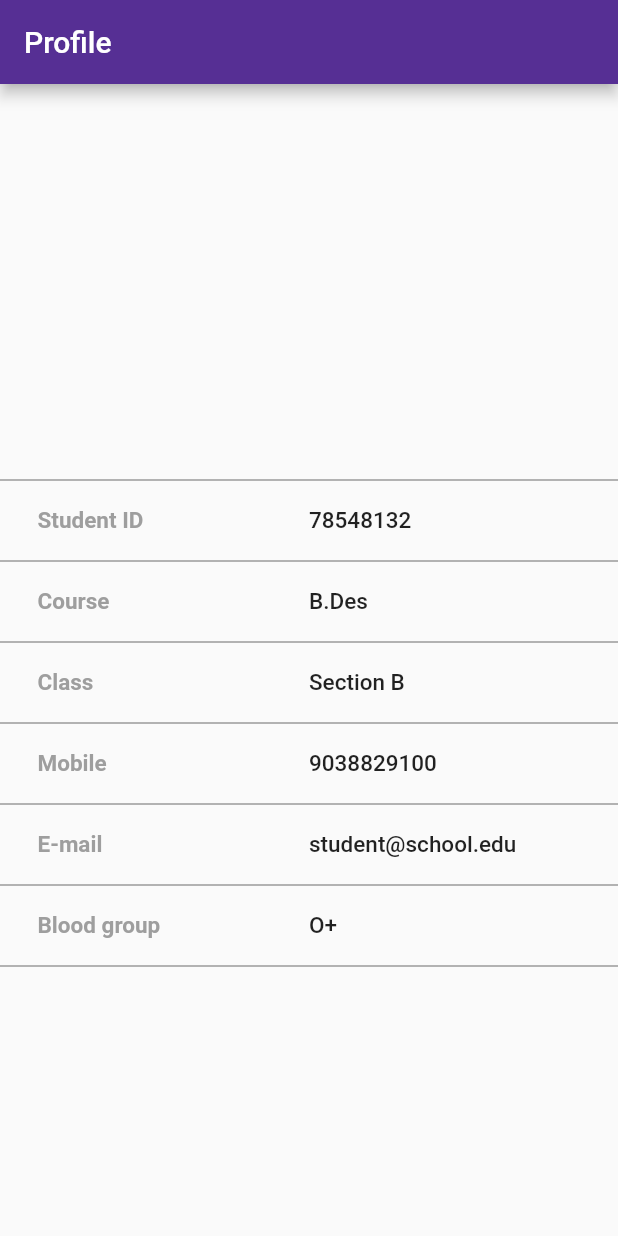
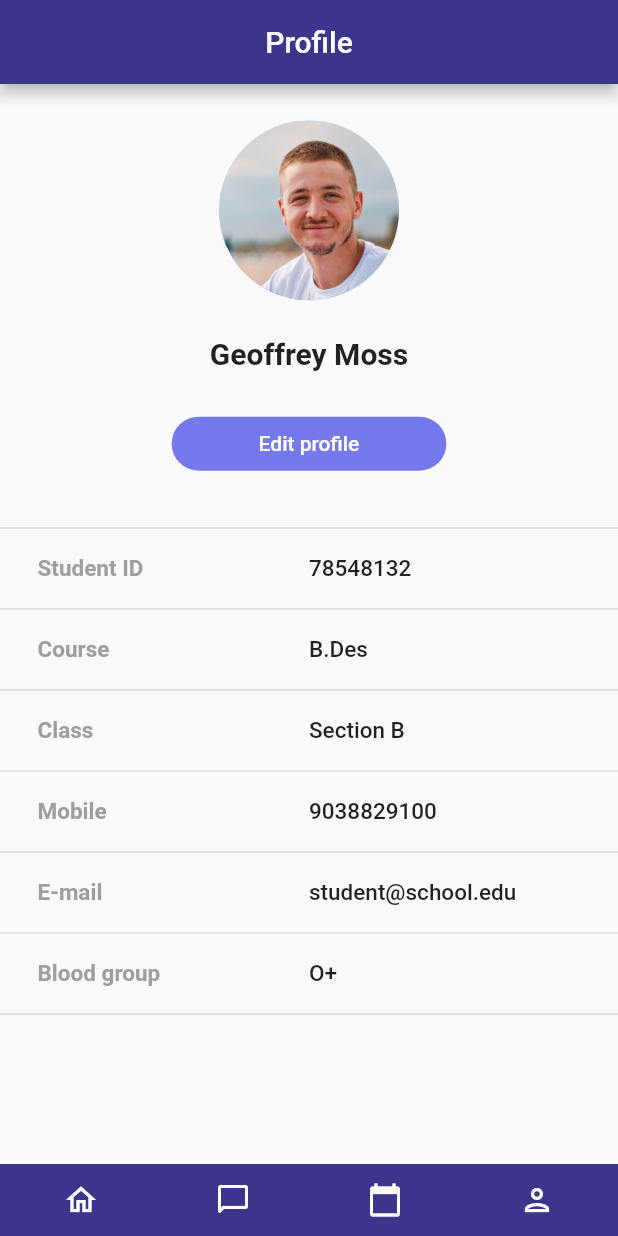
Before and after one commit to intecc-services/edtech_app_demo, a Flutter app: the screen it shows after launch, on a phone screen of 412 x 824 dp. Run offline on Flutter 3.47's test engine with Material 2 defaults, Android fonts, the phone set to English and light mode, and no system bars.

Commit message:
profile page done,only one background element to be added

```diff
--- a/lib/profile.dart
+++ b/lib/profile.dart
@@ -7,61 +7,107 @@ class Profile extends StatelessWidget {
   Widget build(BuildContext context) {
     return Scaffold(
       appBar: AppBar(
-        title: const Text(
-          'Profile',
-          textAlign: TextAlign.center,
+        title: const Align(
+          alignment: Alignment.center,
+          child: Text(
+            'Profile',
+            textAlign: TextAlign.center,
+          ),
         ),
       ),
       body: Column(
         children: [
           //first expanded to contain circle avatar, name and button
-          Expanded(flex: 3, child: Container()),
-          //below coulmn contains all the text data
+          Expanded(
+            flex: 4,
+            child: Column(
+              mainAxisAlignment: MainAxisAlignment.spaceEvenly,
+              children: [
+                CircleAvatar(
+                  backgroundImage: AssetImage('Images/man_face.jpg'),
+                  radius: 60,
+                ),
+                Text(
+                  'Geoffrey Moss',
+                  style: TextStyle(fontSize: 20, fontWeight: FontWeight.bold),
+                ),
+                TextButton(
+                  style: ButtonStyle(
+                    shape: MaterialStateProperty.all<RoundedRectangleBorder>(
+                        RoundedRectangleBorder(
+                            borderRadius: BorderRadius.circular(30))),
+                    backgroundColor:
+                        MaterialStateProperty.all(Color(0xff7678ED)),
+                  ),
+                  onPressed: () {},
+                  child: const Padding(
+                    padding: EdgeInsets.symmetric(vertical: 0, horizontal: 50),
+                    child: Text(
+                      'Edit profile',
+                      style: TextStyle(color: Colors.white),
+                    ),
+                  ),
+                )
+              ],
+            ),
+          ),
+          //
+          //below coulmn is for displaying student data
+          //
           Expanded(
             flex: 6,
             child: Column(
+              //Both div and textRow are defined below.
               children: [
-                Divider(
-                  color: Colors.black38,
-                  thickness: 1,
-                ),
+                Div(),
                 textRow(category: 'Student ID', answer: '78548132'),
-                Divider(
-                  color: Colors.black38,
-                  thickness: 1,
-                ),
+                Div(),
                 textRow(category: 'Course', answer: 'B.Des'),
-                Divider(
-                  color: Colors.black38,
-                  thickness: 1,
-                ),
+                Div(),
                 textRow(category: 'Class', answer: 'Section B'),
-                Divider(
-                  color: Colors.black38,
-                  thickness: 1,
-                ),
+                Div(),
                 textRow(category: 'Mobile', answer: '9038829100'),
-                Divider(
-                  color: Colors.black38,
-                  thickness: 1,
-                ),
+                Div(),
                 textRow(category: 'E-mail', answer: 'student@school.edu'),
-                Divider(
-                  color: Colors.black38,
-                  thickness: 1,
-                ),
+                Div(),
                 textRow(
                   category: 'Blood group',
                   answer: 'O+',
                 ),
-                Divider(
-                  color: Colors.black38,
-                  thickness: 1,
-                ),
+                Div(),
               ],
             ),
           ),
         ],
+      ),
+      bottomNavigationBar: Container(
+        padding: EdgeInsets.symmetric(vertical: 0, horizontal: 30),
+        color: Color(0xff3D348B),
+        child: Row(
+          mainAxisAlignment: MainAxisAlignment.spaceBetween,
+          children: [
+            IconButton(
+              onPressed: () {},
+              icon: Icon(Icons.home_outlined),
+              color: Colors.white,
+            ),
+            IconButton(
+              onPressed: () {},
+              icon: Icon(Icons.chat_bubble_outline_rounded),
+              color: Colors.white,
+            ),
+            IconButton(
+              onPressed: () {},
+              icon: Icon(Icons.calendar_today),
+              color: Colors.white,
+            ),
+            IconButton(
+              onPressed: () {},
+              icon: Icon(Icons.person_outlined),
+              color: Colors.white,
+            ),
+          ],
+        ),
       ),
     );
   }
@@ -81,7 +127,7 @@ class textRow extends StatelessWidget {
           Expanded(
             child: Text(
               category!,
-              style: TextStyle(
+              style: const TextStyle(
                   fontSize: 15,
                   fontWeight: FontWeight.w700,
                   color: Colors.grey),
@@ -90,7 +136,7 @@ class textRow extends StatelessWidget {
           Expanded(
             child: Text(
               answer!,
-              style: TextStyle(
+              style: const TextStyle(
                 fontSize: 15,
                 fontWeight: FontWeight.w500,
               ),
@@ -101,3 +147,10 @@ class textRow extends StatelessWidget {
     );
   }
 }
+
+Widget Div() {
+  return const Divider(
+    color: Colors.black12,
+    thickness: 1,
+  );
+}
--- a/lib/theme_data.dart
+++ b/lib/theme_data.dart
@@ -1,7 +1,8 @@
 import 'package:flutter/material.dart';
 
 ThemeData customTheme = ThemeData(
-    primaryColor: Colors.white,
-    appBarTheme: AppBarTheme(
-      backgroundColor: Color(0xff562f94),
-    ));
+  primaryColor: Colors.white,
+  appBarTheme: const AppBarTheme(
+    backgroundColor: Color(0xff3D348B),
+  ),
+);
```
Also changed, not shown: pubspec.yaml (+3 -9 lines), Images/man_face.jpg (added).
